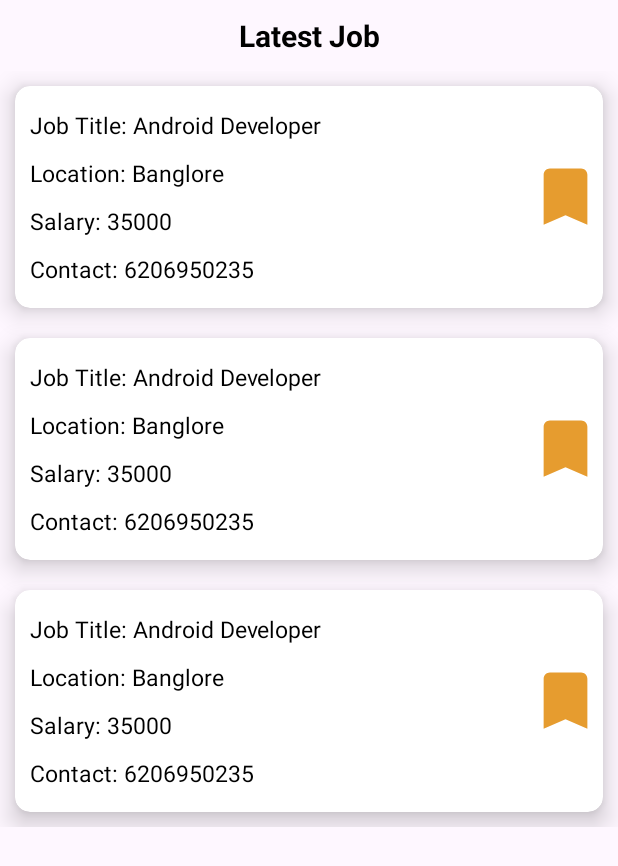
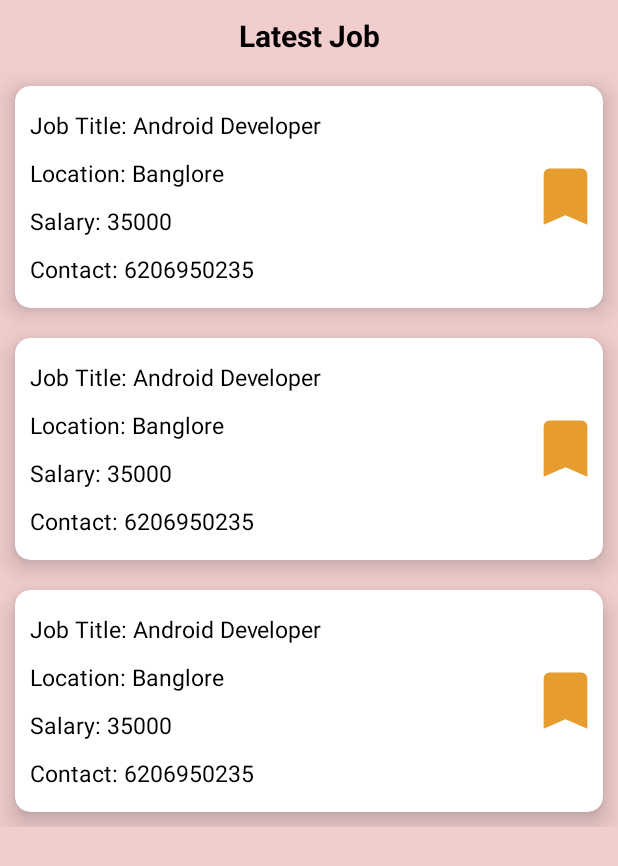
Before and after one commit to PrabhakarYdv/Lokal-Assignment, an Android app: the layout fragment_jobs.xml on its own in the app's theme, with its tools: preview values and no code run, on a phone screen of 412 x 824 dp. Shown: the top 866 px of the screen. Run offline under Robolectric (Android 15) with nearby library versions, the phone set to English and light mode, and no system bars.

Commit message:
Update Job UI

```diff
--- a/app/src/main/res/layout/fragment_jobs.xml
+++ b/app/src/main/res/layout/fragment_jobs.xml
@@ -4,6 +4,7 @@
     xmlns:tools="http://schemas.android.com/tools"
     android:layout_width="match_parent"
     android:layout_height="match_parent"
+    android:background="#F1CDCD"
     android:orientation="vertical"
     tools:context=".ui.fragment.JobsFragment">
 
```
